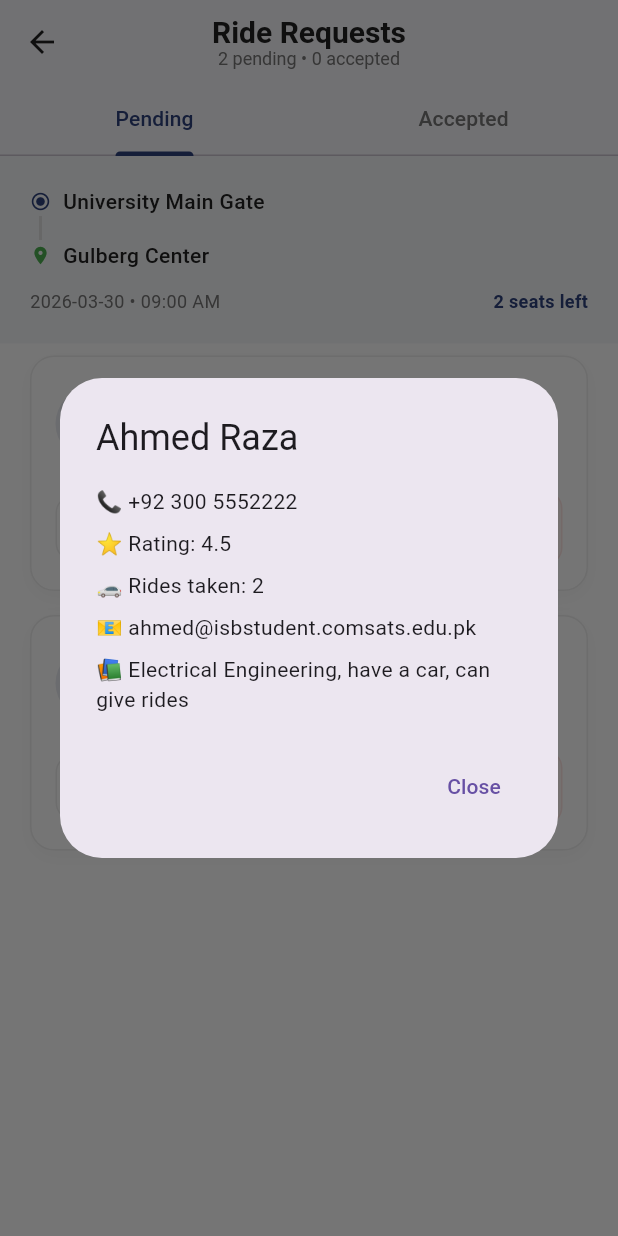
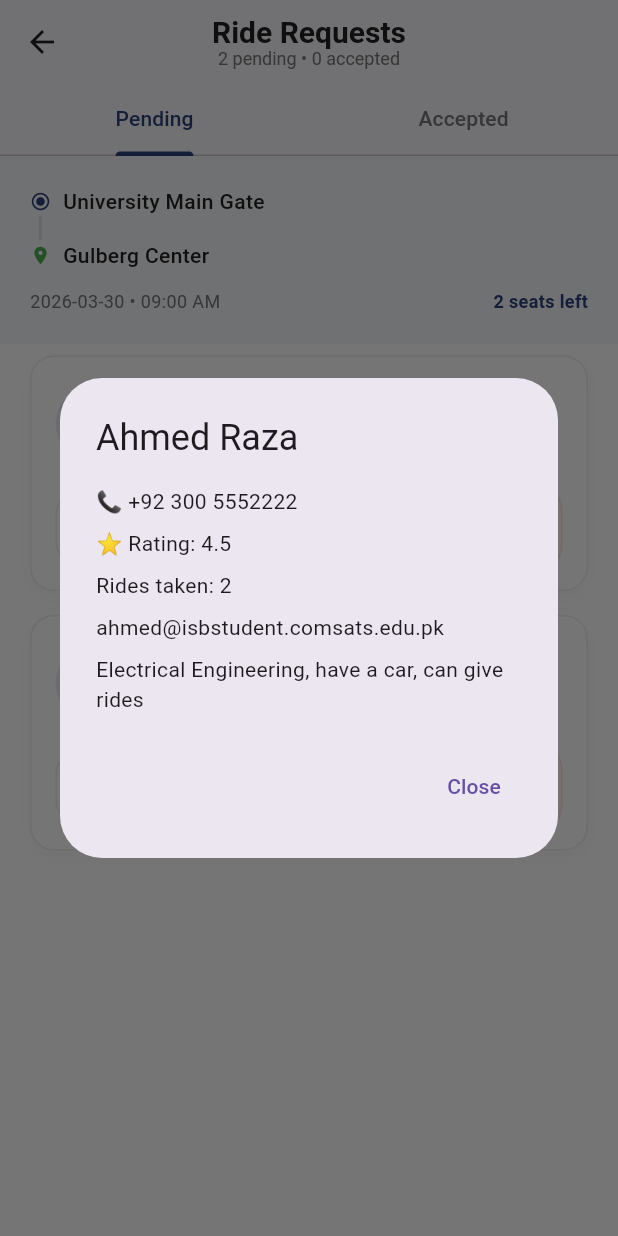
Before and after one commit to Asad-Farooq4421/comsastscarpool, a Flutter app: the RideRequestsInboxScreen screen opened directly with sample values from the repository, after a tap on "View Profile", on a phone screen of 412 x 824 dp. Run offline on Flutter 3.47's test engine with Material 3 defaults, Android fonts, the phone set to English and light mode, and no system bars.

```diff
--- a/lib/screens/driver/ride_requests_inbox_screen.dart
+++ b/lib/screens/driver/ride_requests_inbox_screen.dart
@@ -380,7 +380,7 @@ class _RideRequestsInboxScreenState extends State<RideRequestsInboxScreen>
                 child: OutlinedButton.icon(
                   onPressed: () => _showPassengerProfile(userData),
                   icon: const Icon(Icons.visibility_outlined, size: 18),
-                  label: const Text('View Profile'),
+                  label: const Text('Profile'),
                   style: OutlinedButton.styleFrom(
                     foregroundColor: AppColors.textPrimary,
                     side: BorderSide(color: Colors.grey.shade200),
@@ -624,11 +624,11 @@ class _RideRequestsInboxScreenState extends State<RideRequestsInboxScreen>
             const SizedBox(height: 8),
             Text('⭐ Rating: ${userData['passengerRating']}'),
             const SizedBox(height: 8),
-            Text('🚗 Rides taken: ${userData['ridesAsPassenger']}'),
+            Text('Rides taken: ${userData['ridesAsPassenger']}'),
             const SizedBox(height: 8),
-            Text('📧 ${userData['email']}'),
+            Text('${userData['email']}'),
             const SizedBox(height: 8),
-            Text('📚 ${userData['bio'] ?? 'No bio added'}'),
+            Text('${userData['bio'] ?? 'No bio added'}'),
           ],
         ),
         actions: [
```
